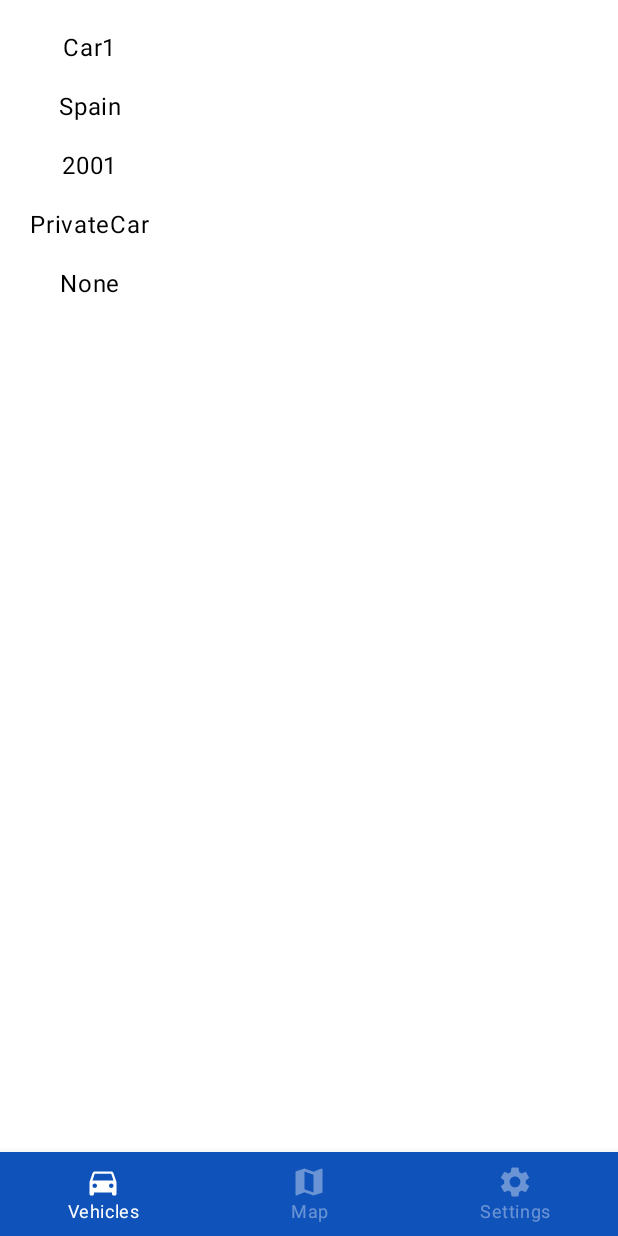
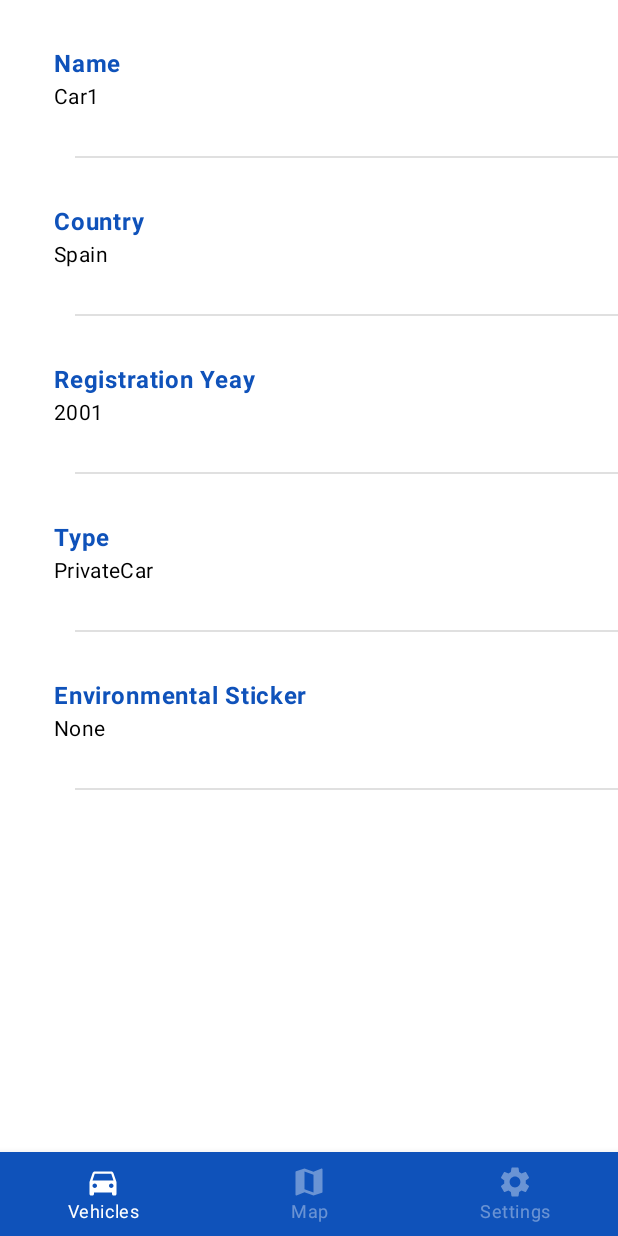
Before and after one commit to MarioMontanuy/ZBEsp, an Android app built with Jetpack Compose: the screen it shows after launch (MainActivity), after a tap on "Car1", on a phone screen of 412 x 824 dp. Run offline under Robolectric (Android 15) with nearby library versions, the phone set to English and light mode, and no system bars; our stand-ins replace accompanist.

Commit message:
Adds vehicle info with demo format

```diff
--- a/app/src/main/java/com/example/zbesp/screens/vehicles/VehicleDetailScreen.kt
+++ b/app/src/main/java/com/example/zbesp/screens/vehicles/VehicleDetailScreen.kt
@@ -1,55 +1,165 @@
 package com.example.zbesp.screens.vehicles
 
+import androidx.compose.foundation.BorderStroke
+import androidx.compose.foundation.Image
+import androidx.compose.foundation.background
 import androidx.compose.foundation.layout.*
+import androidx.compose.foundation.lazy.items
+import androidx.compose.foundation.shape.CircleShape
 import androidx.compose.foundation.shape.RoundedCornerShape
-import androidx.compose.material.TextField
+import androidx.compose.material.*
 import androidx.compose.material3.Button
+import androidx.compose.material3.CardColors
 import androidx.compose.material3.Text
 import androidx.compose.runtime.Composable
 import androidx.compose.runtime.mutableStateOf
 import androidx.compose.runtime.remember
 import androidx.compose.ui.Alignment
 import androidx.compose.ui.Modifier
+import androidx.compose.ui.draw.clip
+import androidx.compose.ui.graphics.Color
+import androidx.compose.ui.layout.ContentScale
+import androidx.compose.ui.res.painterResource
 import androidx.compose.ui.semantics.Role.Companion.Button
+import androidx.compose.ui.semantics.Role.Companion.Image
 import androidx.compose.ui.text.TextStyle
 import androidx.compose.ui.text.font.FontFamily
+import androidx.compose.ui.text.font.FontWeight
 import androidx.compose.ui.text.input.TextFieldValue
+import androidx.compose.ui.text.style.TextAlign
 import androidx.compose.ui.unit.dp
 import androidx.compose.ui.unit.sp
 import com.example.zbesp.data.Vehicle
+import com.example.zbesp.ui.theme.Typography
+import com.example.zbesp.R
+import com.example.zbesp.ui.theme.SapphireBlue
 
 
 @Composable
-fun VehicleDetailScreen(name: Vehicle?){
-    Column(
-        modifier = Modifier.padding(20.dp),
-        verticalArrangement = Arrangement.Center,
-        horizontalAlignment = Alignment.CenterHorizontally
+fun VehicleDetailScreen(vehicle: Vehicle?) {
+
+    Column {
+        AddRow(title = "Name", subtitle = vehicle!!.name)
+        Divider(startIndent = 50.dp)
+        AddRow(title = "Country", subtitle = vehicle.metadata.country)
+        Divider(startIndent = 50.dp)
+        AddRow(title = "Registration Yeay", subtitle = vehicle.metadata.registrationYear)
+        Divider(startIndent = 50.dp)
+        AddRow(title = "Type", subtitle = vehicle.metadata.type.toString())
+        Divider(startIndent = 50.dp)
+        AddRow(title = "Environmental Sticker", subtitle = vehicle.metadata.environmentalSticker.toString())
+        Divider(startIndent = 50.dp)
+    }
+
+
+}
+@OptIn(ExperimentalMaterialApi::class)
+@Composable
+fun AddRow(title: String, subtitle: String){
+    ListItem(
+        Modifier.padding(20.dp),
+        text = {
+            Text(
+                text = title,
+                color = SapphireBlue,
+                fontWeight = FontWeight.Bold,
+                style = MaterialTheme.typography.body1
+            )
+        },
+        secondaryText = {
+            Text(text = subtitle, style = MaterialTheme.typography.body2)
+        }
+    )
+}
+//    Surface(
+//        modifier = Modifier
+//    )
+//    { VehicleCard() }
+//    Column(
+//        modifier = Modifier
+//            .padding(20.dp)
+//            .fillMaxSize(),
+//        horizontalAlignment = Alignment.CenterHorizontally
+//    ) {
+//        Card {
+//            Text(
+//                modifier = Modifier.fillMaxWidth().padding(20.dp),
+//                text = name!!.name,
+//                style = Typography.titleSmall
+//            )
+//        }
+//        Text(
+//            text = name!!.name,
+//            style = Typography.titleSmall
+//        )
+//        Spacer(modifier = Modifier.height(15.dp))
+//        Text(
+//            text = name.metadata.country,
+//            style = Typography.titleSmall
+//        )
+//        Spacer(modifier = Modifier.height(15.dp))
+//        Text(
+//            text = name.metadata.registrationYear,
+//            style = Typography.titleSmall
+//        )
+//        Spacer(modifier = Modifier.height(15.dp))
+//        Text(
+//            text = name.metadata.type.toString(),
+//            style = Typography.titleSmall
+//        )
+//        Spacer(modifier = Modifier.height(15.dp))
+//        Text(
+//            text = name.metadata.environmentalSticker.toString(),
+//            style = Typography.titleSmall
+//        )
+//        Spacer(modifier = Modifier.height(15.dp))
+//    }
+
+@Composable
+fun VehicleCard() {
+    Card(
+        modifier = Modifier
+            .fillMaxWidth(),
+        elevation = 4.dp,
+        backgroundColor = SapphireBlue.copy(0.2f)
     ) {
-        val username = remember {
-            mutableStateOf(TextFieldValue())
+        Row(modifier = Modifier) {
+            ProfilePictureComposable()
+            ProfileContentComposable()
         }
-
-        Text(
-            text = name!!.name
-        )
-        Spacer(modifier = Modifier.height(15.dp))
-        Text(
-            text = name.metadata.country
-        )
-        Spacer(modifier = Modifier.height(15.dp))
-        Text(
-            text = name.metadata.registrationYear
-        )
-        Spacer(modifier = Modifier.height(15.dp))
-        Text(
-            text = name.metadata.type.toString()
-        )
-        Spacer(modifier = Modifier.height(15.dp))
-        Text(
-            text = name.metadata.environmentalSticker.toString()
-        )
-        Spacer(modifier = Modifier.height(15.dp))
-
+        Row(modifier = Modifier) {
+            ProfilePictureComposable()
+            ProfileContentComposable()
+        }
     }
 }
+@Composable
+fun ProfilePictureComposable() {
+    Card(
+        modifier = Modifier.size(48.dp),
+        backgroundColor = SapphireBlue.copy(0.2f)
+//        elevation = 4.dp
+    ) {
+        Image(
+            painter = painterResource(id = R.drawable.vehicle),
+            contentScale = ContentScale.Crop,
+            modifier = Modifier.size(48.dp),
+            contentDescription = "Profile picture holder"
+        )
+    }
+}
+@Composable
+fun ProfileContentComposable() {
+    Column(
+        modifier = Modifier
+            .padding(start = 8.dp)
+            .fillMaxWidth(),
+        verticalArrangement = Arrangement.aligned(Alignment.CenterVertically)
+    ) {
+        Text("Catalin Ghita", fontWeight = FontWeight.Bold)
+        Text(
+            text = "Active now",
+            style = MaterialTheme.typography.body2
+        )
+    }
+}
--- a/app/src/main/java/com/example/zbesp/screens/vehicles/VehicleNavGraph.kt
+++ b/app/src/main/java/com/example/zbesp/screens/vehicles/VehicleNavGraph.kt
@@ -34,7 +34,7 @@ fun VehiclesNavGraph(
                 }
             )
         ) { entry ->
-            VehicleDetailScreen(name = getVehicle(entry.arguments?.getString("vehicle")!!))
+            VehicleDetailScreen(vehicle = getVehicle(entry.arguments?.getString("vehicle")!!))
         }
         composable(VehiclesScreens.NewVehicle.route) {
             NewVehicleDetailScreen()
--- a/app/src/main/java/com/example/zbesp/ui/theme/Typography.kt
+++ b/app/src/main/java/com/example/zbesp/ui/theme/Typography.kt
@@ -7,11 +7,19 @@ import androidx.compose.ui.text.font.FontWeight
 import androidx.compose.ui.unit.sp
 
 val Typography = Typography(
+    titleSmall = TextStyle(
+        fontFamily = FontFamily.Default,
+        fontWeight = FontWeight.Normal,
+        fontSize = 22.sp,
+        lineHeight = 24.sp,
+        letterSpacing = 0.5.sp,
+    ),
+
     bodyLarge = TextStyle(
         fontFamily = FontFamily.Default,
         fontWeight = FontWeight.Normal,
-        fontSize = 16.sp,
+        fontSize = 18.sp,
         lineHeight = 24.sp,
-        letterSpacing = 0.5.sp
-    )
+        letterSpacing = 0.5.sp,
 )
+)
```
